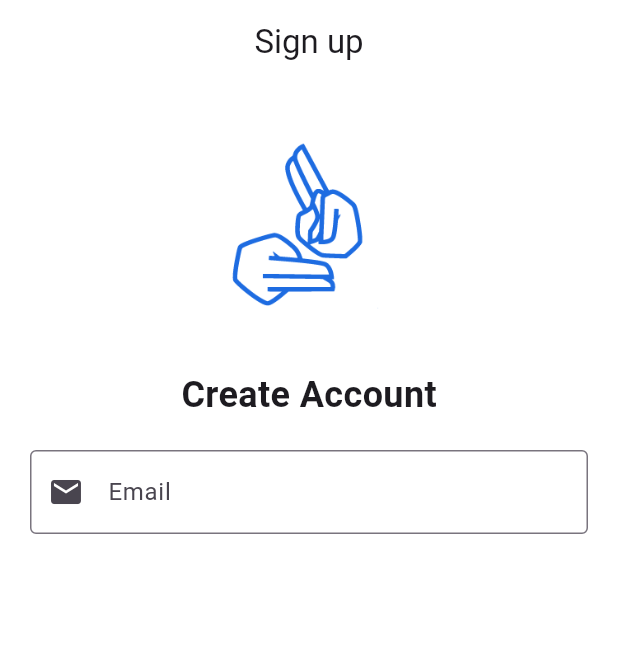
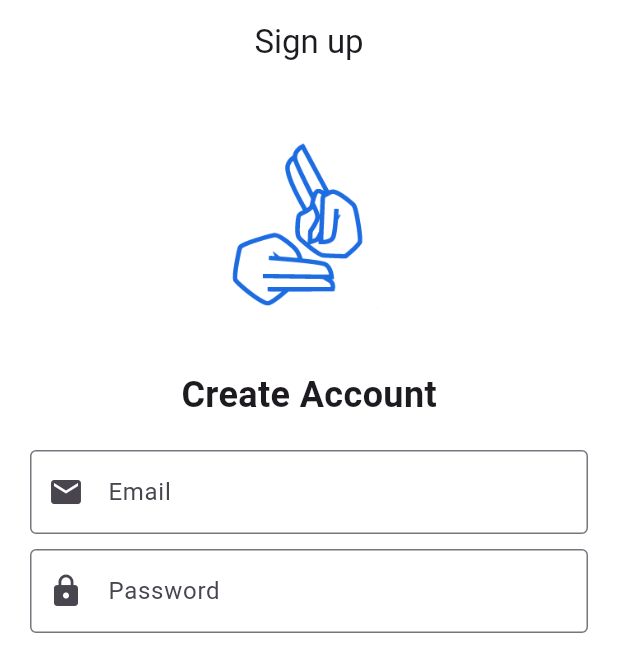
Before and after one commit to AliAljawad/Sign-Speak-Front, a Flutter app: the screen it shows after launch, on a phone screen of 412 x 824 dp. Shown: the top 672 px of the screen. Run offline on Flutter 3.47's test engine with Material 3 defaults, Android fonts, the phone set to English and light mode, and no system bars.

Commit message:
added Password input field to SignUpPage

```diff
--- a/lib/screens/sign_up_screen.dart
+++ b/lib/screens/sign_up_screen.dart
@@ -38,6 +38,15 @@ class SignUpPage extends StatelessWidget {
       border: OutlineInputBorder(),
     ),
   ),
+   const SizedBox(height: 10),
+  const TextField(
+    obscureText: true,
+    decoration: InputDecoration(
+      labelText: 'Password',
+      prefixIcon: Icon(Icons.lock),
+      border: OutlineInputBorder(),
+    ),
+  ),
 ],
 
         ),
```
